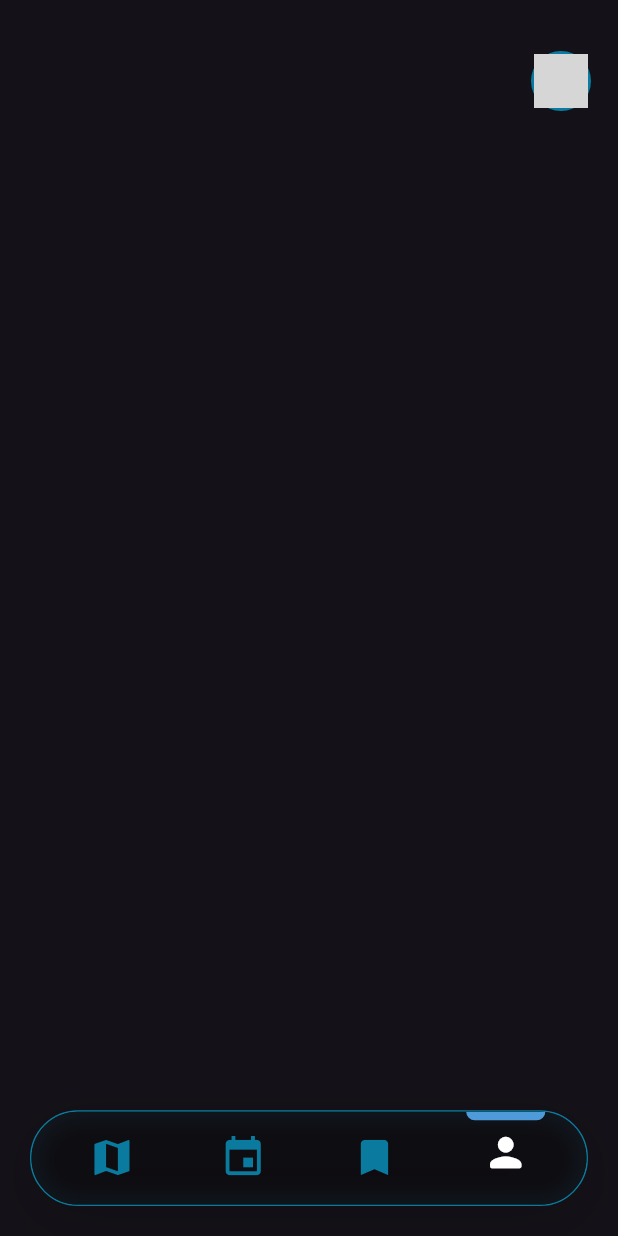
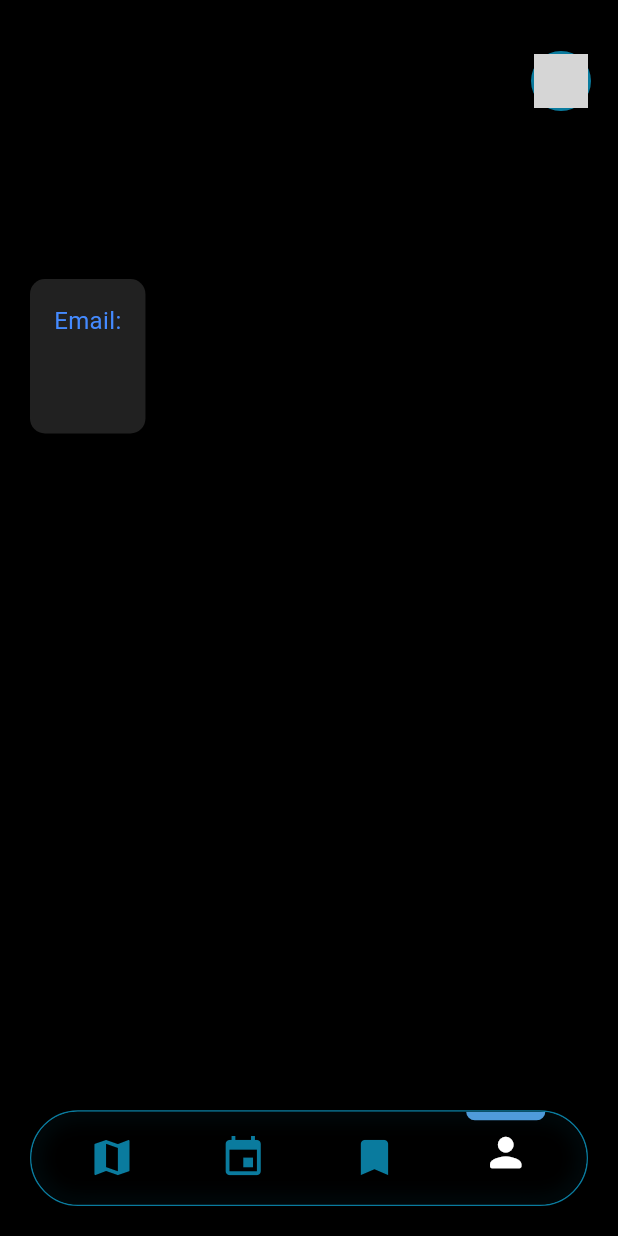
Before and after one commit to RohitSth/xploverse_flutter, a Flutter app: the screen it shows once a user with an empty profile is signed in, after a tap on the "event" icon, after a tap on the "bookmark" icon, after a tap on the "person" icon, on a phone screen of 412 x 824 dp. Run offline on Flutter 3.47's test engine with Material 3 defaults, Android fonts, the phone set to English and light mode, and no system bars; our stand-ins replace cloud_firestore, firebase_auth, firebase_core, flutter_map, flutter_riverpod, flutter_svg and 4 more; accounts and stored records are empty; generated files the repository leaves out were written again; network calls fail; grey boxes are pictures that could not be loaded.

```diff
--- a/lib/features/event/presentation/view/events_screen.dart
+++ b/lib/features/event/presentation/view/events_screen.dart
@@ -1,3 +1,4 @@
+import 'package:cloud_firestore/cloud_firestore.dart';
 import 'package:flutter/material.dart';
 import 'package:flutter_riverpod/flutter_riverpod.dart';
 import 'package:flutter_xploverse/features/event/presentation/navigator/booked_provider.dart';
--- a/lib/features/home/presentation/view/bottom_view/profile_screen.dart
+++ b/lib/features/home/presentation/view/bottom_view/profile_screen.dart
@@ -12,32 +12,99 @@ class ProfileScreen extends StatefulWidget {
 class _ProfileScreenState extends State<ProfileScreen> {
   final CollectionReference allUsers =
       FirebaseFirestore.instance.collection('users');
+  final User? user = FirebaseAuth.instance.currentUser;
 
   @override
   Widget build(BuildContext context) {
     return Scaffold(
+      backgroundColor: Colors.black,
       body: StreamBuilder(
-        stream: allUsers.snapshots(),
-        builder: (context, AsyncSnapshot<QuerySnapshot> streamSnapshot) {
-          if (streamSnapshot.hasData) {
-            return ListView.builder(
-              itemCount: streamSnapshot.data!.docs.length,
-              itemBuilder: (context, index) {
-                final DocumentSnapshot documentSnapshot =
-                    streamSnapshot.data!.docs[index];
-                return Material(
-                  child: ListTile(
-                    title: Text(
-                      documentSnapshot['username'],
-                      style: TextStyle(fontWeight: FontWeight.bold),
+        stream: allUsers.doc(user?.uid).snapshots(),
+        builder: (context, AsyncSnapshot<DocumentSnapshot> snapshot) {
+          if (snapshot.hasData) {
+            var userData = snapshot.data;
+            return Padding(
+              padding: const EdgeInsets.all(16.0),
+              child: Column(
+                crossAxisAlignment: CrossAxisAlignment.center,
+                children: [
+                  const SizedBox(height: 50),
+                  // CircleAvatar(
+                  //   radius: 60,
+                  //   backgroundImage: NetworkImage(userData![
+                  //           'profilePictureUrl'] ??
+                  //       'https://example.com/default-avatar.png'), // Replace with a default image URL
+                  // ),
+                  const SizedBox(height: 20),
+                  Text(
+                    userData?['username'],
+                    style: const TextStyle(
+                      fontSize: 28,
+                      fontWeight: FontWeight.bold,
+                      color: Colors.white,
                     ),
-                    subtitle: Text(documentSnapshot['usertype']),
                   ),
-                );
-              },
+                  const SizedBox(height: 10),
+                  Text(
+                    userData?['usertype'],
+                    style: const TextStyle(
+                      fontSize: 18,
+                      color: Colors.blueAccent,
+                    ),
+                  ),
+                  const SizedBox(height: 20),
+                  Card(
+                    color: Colors.grey[900],
+                    shape: RoundedRectangleBorder(
+                      borderRadius: BorderRadius.circular(10),
+                    ),
+                    child: Padding(
+                      padding: const EdgeInsets.all(16.0),
+                      child: Column(
+                        crossAxisAlignment: CrossAxisAlignment.start,
+                        children: [
+                          const Text(
+                            'Email:',
+                            style: TextStyle(
+                              fontSize: 16,
+                              color: Colors.blueAccent,
+                            ),
+                          ),
+                          const SizedBox(height: 5),
+                          Text(
+                            userData?['email'],
+                            style: const TextStyle(
+                              fontSize: 16,
+                              color: Colors.white,
+                            ),
+                          ),
+                          const SizedBox(height: 20),
+                          // const Text(
+                          //   'Bio:',
+                          //   style: TextStyle(
+                          //     fontSize: 16,
+                          //     color: Colors.blueAccent,
+                          //   ),
+                          // ),
+                          // const SizedBox(height: 5),
+                          // Text(
+                          //   userData?['bio'] ?? 'No bio available',
+                          //   style: const TextStyle(
+                          //     fontSize: 16,
+                          //     color: Colors.white,
+                          //   ),
+                          // ),
+                        ],
+                      ),
+                    ),
+                  ),
+                ],
+              ),
             );
           }
-          return const Center();
+          return const Center(
+            child: CircularProgressIndicator(),
+          );
         },
       ),
     );
--- a/lib/features/map/presentation/view/map_screen.dart
+++ b/lib/features/map/presentation/view/map_screen.dart
@@ -22,6 +22,8 @@ class _MapPageState extends ConsumerState<MapPage> {
   LatLng? userLocation;
   bool _showEventsScreen = false;
 
+  List<LatLng> _routePoints = [];
+
   List<LatLng> eventLatLngs = [];
   Map<LatLng, String> eventNames =
       {}; // Map to store event names by their location
@@ -44,6 +46,20 @@ class _MapPageState extends ConsumerState<MapPage> {
       userAgentPackageName: 'com.example.xploverse',
     ),
   };
+
+  Future<void> _getRoute(LatLng eventLatLng) async {
+    try {
+      // Example: Fetch route using OpenRouteService API
+      // This is a mocked route for demonstration purposes
+      List<LatLng> routePoints = [userLocation!, eventLatLng];
+
+      setState(() {
+        _routePoints = routePoints;
+      });
+    } catch (e) {
+      print('Error fetching route: $e');
+    }
+  }
 
   @override
   void initState() {
@@ -239,6 +255,11 @@ class _MapPageState extends ConsumerState<MapPage> {
                       point: eventLatLng,
                       width: 100,
                       height: 100,
+                      child: GestureDetector(
+                        onTap: () {
+                          _getRoute(
+                              eventLatLng); // Fetch and display route on click
+                        },
                         child: SizedBox(
                           height: 120,
                           child: Column(
@@ -248,43 +269,38 @@ class _MapPageState extends ConsumerState<MapPage> {
                                 padding: const EdgeInsets.symmetric(
                                     vertical: 4, horizontal: 8),
                                 decoration: BoxDecoration(
-                                color: Colors.white,
-                                borderRadius: BorderRadius.circular(8),
-                                border: Border.all(
-                                    color: Colors.grey.shade300, width: 1),
-                                boxShadow: [
-                                  BoxShadow(
-                                    color: Colors.black.withOpacity(0.15),
-                                    blurRadius: 6,
-                                    offset: const Offset(0, 3),
-                                  ),
-                                ],
+                                  color: Colors.blue.withOpacity(0.8),
+                                  borderRadius: BorderRadius.circular(4),
                                 ),
                                 child: Text(
                                   eventNames[eventLatLng] ?? '',
                                   style: const TextStyle(
-                                  fontSize: 14,
-                                  fontWeight: FontWeight.w600,
-                                  color: Colors.black87,
-                                ),
-                                overflow: TextOverflow.ellipsis,
-                                maxLines: 1,
-                                textAlign: TextAlign.center,
+                                    color: Colors.white,
+                                    fontSize: 12,
+                                    fontWeight: FontWeight.bold,
                                   ),
                                 ),
-                            const SizedBox(height: 4),
-                            GestureDetector(
-                              onTap: _showEventsPopUp,
-                              child: const Icon(
+                              ),
+                              const Icon(
                                 Icons.location_on,
                                 color: Colors.red,
                                 size: 40,
-                              ),
                               ),
                             ],
                           ),
                         ),
                       ),
+                    ),
+                  ),
+                ],
+              ),
+              if (_routePoints.isNotEmpty)
+                PolylineLayer(
+                  polylines: [
+                    Polyline(
+                      points: _routePoints,
+                      strokeWidth: 4.0,
+                      color: Colors.blue,
                     ),
                   ],
                 ),
@@ -323,6 +339,7 @@ class _MapPageState extends ConsumerState<MapPage> {
               ),
             ),
           ),
+
           // EventsScreen Container
           if (_showEventsScreen)
             Positioned(
@@ -377,7 +394,9 @@ class _MapPageState extends ConsumerState<MapPage> {
               // Hide when EventsScreen is visible
               visible: !_showEventsScreen,
               child: FloatingActionButton(
-                backgroundColor: const Color.fromARGB(100, 10, 123, 158),
+                backgroundColor: isDarkMode
+                    ? const Color.fromARGB(100, 10, 123, 158)
+                    : const Color.fromARGB(98, 105, 219, 253),
                 onPressed: () {
                   showDialog(
                     context: context,
@@ -442,7 +461,9 @@ class _MapPageState extends ConsumerState<MapPage> {
               // Hide when EventsScreen is visible
               visible: !_showEventsScreen,
               child: FloatingActionButton(
-                backgroundColor: const Color.fromARGB(100, 10, 123, 158),
+                backgroundColor: isDarkMode
+                    ? const Color.fromARGB(100, 10, 123, 158)
+                    : const Color.fromARGB(98, 105, 219, 253),
                 onPressed: _moveToCurrentLocation,
                 child: const Icon(Icons.my_location),
               ),
@@ -457,7 +478,9 @@ class _MapPageState extends ConsumerState<MapPage> {
               // Hide when EventsScreen is visible
               visible: !_showEventsScreen,
               child: FloatingActionButton(
-                backgroundColor: const Color.fromARGB(100, 10, 123, 158),
+                backgroundColor: isDarkMode
+                    ? const Color.fromARGB(100, 10, 123, 158)
+                    : const Color.fromARGB(98, 105, 219, 253),
                 onPressed: _handleEventsPopUp,
                 child: const Icon(Icons.event),
               ),
```
Lines whose indentation alone changed are shown as unchanged.
